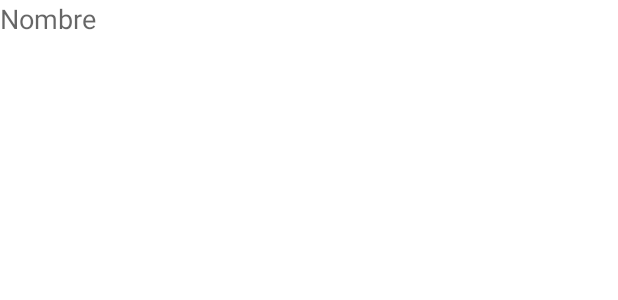
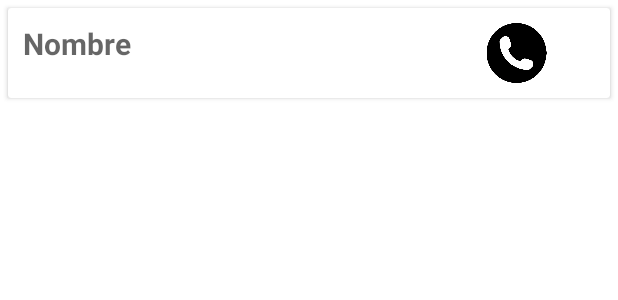
Before and after one commit to paolaqgs/Saloon, an Android app: the layout clientes_lista.xml on its own in the app's theme, with its tools: preview values and no code run, on a phone screen of 412 x 824 dp. Shown: the top 300 px of the screen. Run offline under Robolectric (Android 15) with nearby library versions, the phone set to English and light mode, and no system bars.

```diff
--- a/app/src/main/java/com/example/proyectoicm/AdapterItem.java
+++ b/app/src/main/java/com/example/proyectoicm/AdapterItem.java
@@ -180,8 +180,6 @@ public class AdapterItem extends RecyclerView.Adapter<AdapterItem.ItemViewHolder
             });
             builder.show();
         });
-
-
     }
 
     @Override
--- a/app/src/main/res/layout/clientes_lista.xml
+++ b/app/src/main/res/layout/clientes_lista.xml
@@ -1,13 +1,30 @@
 <?xml version="1.0" encoding="utf-8"?>
-<RelativeLayout
-    xmlns:android="http://schemas.android.com/apk/res/android" android:layout_width="match_parent"
-    android:layout_height="match_parent">
+<androidx.cardview.widget.CardView xmlns:android="http://schemas.android.com/apk/res/android"
+    android:layout_width="match_parent"
+    android:layout_height="wrap_content"
+    android:layout_margin="5dp"
+    android:orientation="vertical">
 
-    <TextView
-        android:id="@+id/tvcliente"
+    <LinearLayout
         android:layout_width="match_parent"
-        android:layout_height="wrap_content"
-        android:textSize="18sp"
-        android:hint="@string/nombre"/>
+        android:layout_height="match_parent"
+        android:orientation="horizontal"
+        android:padding="10dp" >
 
-</RelativeLayout>
+        <TextView
+            android:id="@+id/tvcliente"
+            android:layout_width="285dp"
+            android:layout_height="wrap_content"
+            android:hint="@string/nombre"
+            android:textSize="20sp"
+            android:textStyle="bold" />
+
+        <ImageView
+            android:layout_width="87dp"
+            android:layout_height="40dp"
+            android:contentDescription="@string/icono_cel"
+            android:src="@drawable/cel" />
+        </LinearLayout>
+
+
+</androidx.cardview.widget.CardView>
--- a/app/src/main/res/layout/item_layout.xml
+++ b/app/src/main/res/layout/item_layout.xml
@@ -80,7 +80,7 @@
             android:id="@+id/tvfpago"
             android:layout_width="match_parent"
             android:layout_height="wrap_content"
-            android:text="Forma de pago" />
+            android:text="@string/forma_de_pago" />
 
         <LinearLayout
             android:layout_width="match_parent"
@@ -93,13 +93,13 @@
                 android:layout_width="193dp"
                 android:layout_height="40dp"
                 android:src="@drawable/edit"
-                android:contentDescription="icono editar" />
+                android:contentDescription="@string/icono_editar" />
             <ImageView
                 android:id="@+id/ivDelete"
                 android:layout_width="wrap_content"
                 android:layout_height="40dp"
                 android:src="@drawable/delete"
-                android:contentDescription="icono borrar" />
+                android:contentDescription="@string/icono_borrar" />
         </LinearLayout>
     </LinearLayout>
 
--- a/app/src/main/res/values/strings.xml
+++ b/app/src/main/res/values/strings.xml
@@ -26,4 +26,7 @@
     <string name="logo">logo</string>
     <string name="total">Total</string>
     <string name="nombre">Nombre</string>
+    <string name="icono_borrar">icono borrar</string>
+    <string name="icono_editar">icono editar</string>
+    <string name="icono_cel">icono cel</string>
 </resources>
```
Also changed, not shown: app/src/main/java/com/example/proyectoicm/AdapterCliente.java (+27 -23 lines), app/src/main/java/com/example/proyectoicm/ClientesActivity.java (+15 -20 lines), app/src/main/res/layout/activity_clientes.xml (+17 -7 lines), app/src/main/res/drawable/cel.png (added).
